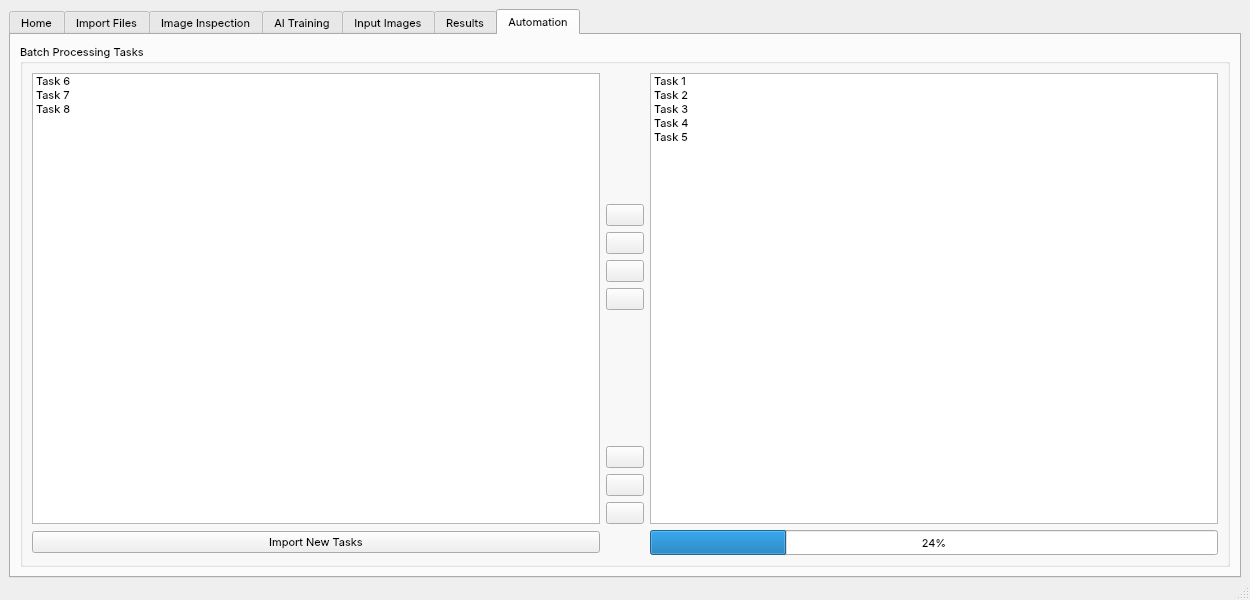
Above: mainwindow.ui from Joensw/RCAIT before the change. Below: the same form after it.
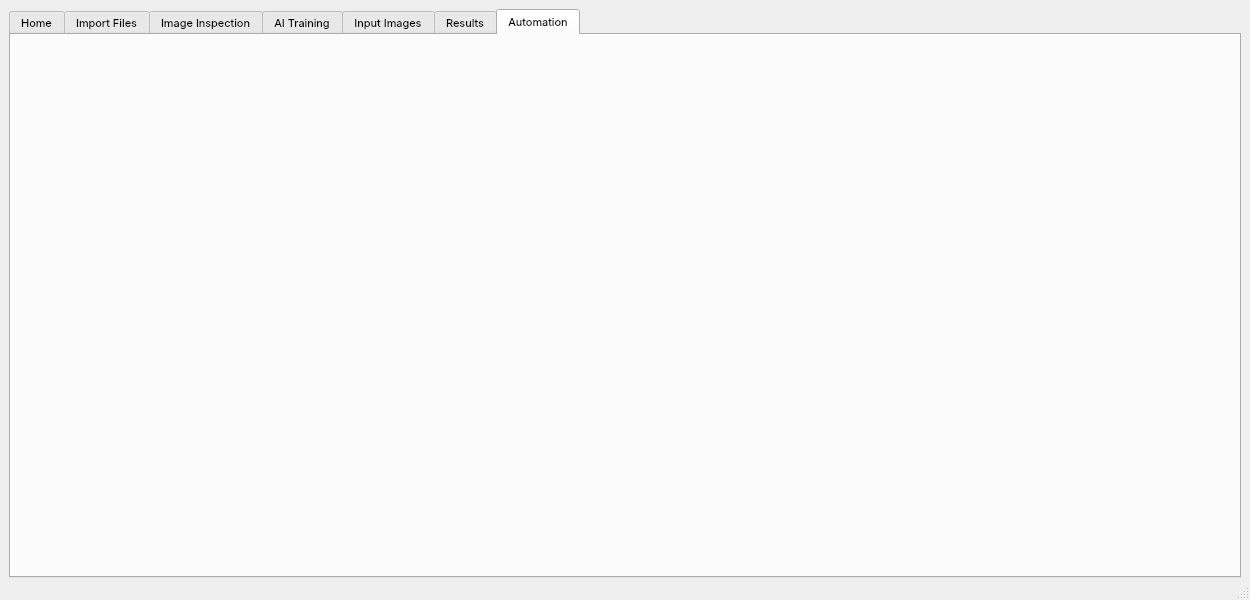
That is the form after the change. The open tabs and pages were chosen to show the change. Icons and pictures are not drawn. Custom widgets are drawn as their Qt base class.

What changed in the file:
```diff
--- a/mainwindow.ui
+++ b/mainwindow.ui
@@ -140,279 +140,7 @@
        <attribute name="title">
         <string>Automation</string>
        </attribute>
-       <layout class="QGridLayout" name="gridLayout_15">
-        <item row="0" column="0">
-         <widget class="QGroupBox" name="groupBox_3">
-          <property name="title">
-           <string>Batch Processing Tasks</string>
-          </property>
-          <layout class="QGridLayout" name="gridLayout_16">
-           <item row="2" column="1">
-            <widget class="QPushButton" name="pushButton_12">
-             <property name="text">
-              <string>Import New Tasks</string>
-             </property>
-             <property name="icon">
-              <iconset resource="UI_Icons.qrc">
-               <normaloff>:/Resources/UISymbols/UI_Add_Task.svg</normaloff>:/Resources/UISymbols/UI_Add_Task.svg</iconset>
-             </property>
-             <property name="iconSize">
-              <size>
-               <width>20</width>
-               <height>20</height>
-              </size>
-             </property>
-            </widget>
-           </item>
-           <item row="1" column="1">
-            <widget class="QListWidget" name="listWidget_2">
-             <item>
-              <property name="text">
-               <string>Task 6</string>
-              </property>
-              <property name="icon">
-               <iconset resource="UI_Icons.qrc">
-                <normaloff>:/Resources/TaskIcons/Task_Empty.svg</normaloff>:/Resources/TaskIcons/Task_Empty.svg</iconset>
-              </property>
-             </item>
-             <item>
-              <property name="text">
-               <string>Task 7</string>
-              </property>
-              <property name="icon">
-               <iconset resource="UI_Icons.qrc">
-                <normaloff>:/Resources/TaskIcons/Task_Empty.svg</normaloff>:/Resources/TaskIcons/Task_Empty.svg</iconset>
-              </property>
-             </item>
-             <item>
-              <property name="text">
-               <string>Task 8</string>
-              </property>
-              <property name="icon">
-               <iconset resource="UI_Icons.qrc">
-                <normaloff>:/Resources/TaskIcons/Task_Empty.svg</normaloff>:/Resources/TaskIcons/Task_Empty.svg</iconset>
-              </property>
-             </item>
-            </widget>
-           </item>
-           <item row="1" column="4">
-            <widget class="QListWidget" name="listWidget_3">
-             <item>
-              <property name="text">
-               <string>Task 1</string>
-              </property>
-              <property name="icon">
-               <iconset resource="UI_Icons.qrc">
-                <normaloff>:/Resources/TaskIcons/Task_Success.svg</normaloff>:/Resources/TaskIcons/Task_Success.svg</iconset>
-              </property>
-             </item>
-             <item>
-              <property name="text">
-               <string>Task 2</string>
-              </property>
-              <property name="icon">
-               <iconset resource="UI_Icons.qrc">
-                <normaloff>:/Resources/TaskIcons/Task_Success.svg</normaloff>:/Resources/TaskIcons/Task_Success.svg</iconset>
-              </property>
-             </item>
-             <item>
-              <property name="text">
-               <string>Task 3</string>
-              </property>
-              <property name="icon">
-               <iconset resource="UI_Icons.qrc">
-                <normaloff>:/Resources/TaskIcons/Task_Error.svg</normaloff>:/Resources/TaskIcons/Task_Error.svg</iconset>
-              </property>
-             </item>
-             <item>
-              <property name="text">
-               <string>Task 4</string>
-              </property>
-              <property name="icon">
-               <iconset resource="UI_Icons.qrc">
-                <normaloff>:/Resources/TaskIcons/Task_Running.svg</normaloff>:/Resources/TaskIcons/Task_Running.svg</iconset>
-              </property>
-             </item>
-             <item>
-              <property name="text">
-               <string>Task 5</string>
-              </property>
-              <property name="icon">
-               <iconset resource="UI_Icons.qrc">
-                <normaloff>:/Resources/TaskIcons/Task_Empty.svg</normaloff>:/Resources/TaskIcons/Task_Empty.svg</iconset>
-              </property>
-             </item>
-            </widget>
-           </item>
-           <item row="1" column="2">
-            <layout class="QVBoxLayout" name="verticalLayout_3">
-             <item>
-              <spacer name="verticalSpacer_2">
-               <property name="orientation">
-                <enum>Qt::Vertical</enum>
-               </property>
-               <property name="sizeHint" stdset="0">
-                <size>
-                 <width>20</width>
-                 <height>40</height>
-                </size>
-               </property>
-              </spacer>
-             </item>
-             <item>
-              <widget class="QPushButton" name="pushButton_9">
-               <property name="text">
-                <string/>
-               </property>
-               <property name="icon">
-                <iconset resource="UI_Icons.qrc">
-                 <normaloff>:/Resources/UISymbols/UI_Move_Right.svg</normaloff>:/Resources/UISymbols/UI_Move_Right.svg</iconset>
-               </property>
-               <property name="flat">
-                <bool>false</bool>
-               </property>
-              </widget>
-             </item>
-             <item>
-              <widget class="QPushButton" name="pushButton_8">
-               <property name="text">
-                <string/>
-               </property>
-               <property name="icon">
-                <iconset resource="UI_Icons.qrc">
-                 <normaloff>:/Resources/UISymbols/UI_Move_All_Right.svg</normaloff>:/Resources/UISymbols/UI_Move_All_Right.svg</iconset>
-               </property>
-               <property name="flat">
-                <bool>false</bool>
-               </property>
-              </widget>
-             </item>
-             <item>
-              <widget class="QPushButton" name="pushButton_10">
-               <property name="text">
-                <string/>
-               </property>
-               <property name="icon">
-                <iconset resource="UI_Icons.qrc">
-                 <normaloff>:/Resources/UISymbols/UI_Move_Left.svg</normaloff>:/Resources/UISymbols/UI_Move_Left.svg</iconset>
-               </property>
-               <property name="flat">
-                <bool>false</bool>
-               </property>
-              </widget>
-             </item>
-             <item>
-              <widget class="QPushButton" name="pushButton_7">
-               <property name="text">
-                <string/>
-               </property>
-               <property name="icon">
-                <iconset resource="UI_Icons.qrc">
-                 <normaloff>:/Resources/UISymbols/UI_Move_All_Left.svg</normaloff>:/Resources/UISymbols/UI_Move_All_Left.svg</iconset>
-               </property>
-               <property name="autoDefault">
-                <bool>false</bool>
-               </property>
-               <property name="default">
-                <bool>false</bool>
-               </property>
-               <property name="flat">
-                <bool>false</bool>
-               </property>
-              </widget>
-             </item>
-             <item>
-              <spacer name="verticalSpacer">
-               <property name="orientation">
-                <enum>Qt::Vertical</enum>
-               </property>
-               <property name="sizeHint" stdset="0">
-                <size>
-                 <width>20</width>
-                 <height>40</height>
-                </size>
-               </property>
-              </spacer>
-             </item>
-             <item>
-              <widget class="QPushButton" name="pushButton_11">
-               <property name="layoutDirection">
-                <enum>Qt::RightToLeft</enum>
-               </property>
-               <property name="text">
-                <string/>
-               </property>
-               <property name="icon">
-                <iconset resource="UI_Icons.qrc">
-                 <normaloff>:/Resources/UISymbols/UI_Play_Icon.svg</normaloff>:/Resources/UISymbols/UI_Play_Icon.svg</iconset>
-               </property>
-               <property name="iconSize">
-                <size>
-                 <width>25</width>
-                 <height>25</height>
-                </size>
-               </property>
-              </widget>
-             </item>
-             <item>
-              <widget class="QPushButton" name="pushButton_13">
-               <property name="layoutDirection">
-                <enum>Qt::RightToLeft</enum>
-               </property>
-               <property name="text">
-                <string/>
-               </property>
-               <property name="icon">
-                <iconset resource="UI_Icons.qrc">
-                 <normaloff>:/Resources/UISymbols/UI_Stop_Icon.svg</normaloff>:/Resources/UISymbols/UI_Stop_Icon.svg</iconset>
-               </property>
-               <property name="iconSize">
-                <size>
-                 <width>25</width>
-                 <height>25</height>
-                </size>
-               </property>
-              </widget>
-             </item>
-             <item>
-              <widget class="QPushButton" name="pushButton_25">
-               <property name="layoutDirection">
-                <enum>Qt::RightToLeft</enum>
-               </property>
-               <property name="text">
-                <string/>
-               </property>
-               <property name="icon">
-                <iconset resource="UI_Icons.qrc">
-                 <normaloff>:/Resources/UISymbols/UI_Delete_All_Items.svg</normaloff>:/Resources/UISymbols/UI_Delete_All_Items.svg</iconset>
-               </property>
-               <property name="iconSize">
-                <size>
-                 <width>25</width>
-                 <height>25</height>
-                </size>
-               </property>
-              </widget>
-             </item>
-            </layout>
-           </item>
-           <item row="2" column="4">
-            <widget class="QProgressBar" name="progressBar_3">
-             <property name="minimumSize">
-              <size>
-               <width>0</width>
-               <height>25</height>
-              </size>
-             </property>
-             <property name="value">
-              <number>24</number>
-             </property>
-            </widget>
-           </item>
-          </layout>
-         </widget>
-        </item>
-       </layout>
+       <layout class="QGridLayout" name="gridLayout_15"/>
       </widget>
      </widget>
     </item>
@@ -473,6 +201,12 @@
    <header>importfileswidget.h</header>
    <container>1</container>
   </customwidget>
+  <customwidget>
+   <class>AutomationWidget</class>
+   <extends>QWidget</extends>
+   <header>automationwidget.h</header>
+   <container>1</container>
+  </customwidget>
  </customwidgets>
  <resources>
   <include location="UI_Icons.qrc"/>
```
Left out of the diff: 6 changed lines with no effect on the pictures.
